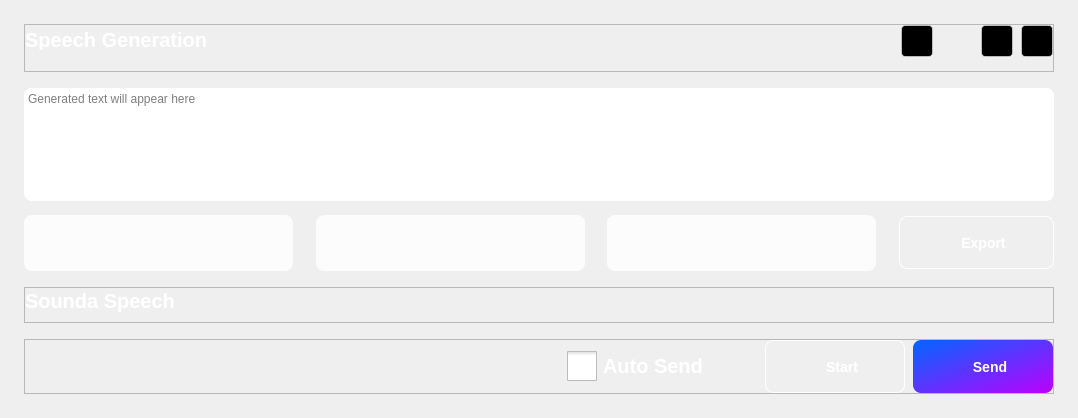
yechaoGitHub/AI, file ui/WSpeechGenerationUi.ui: the form before one commit.
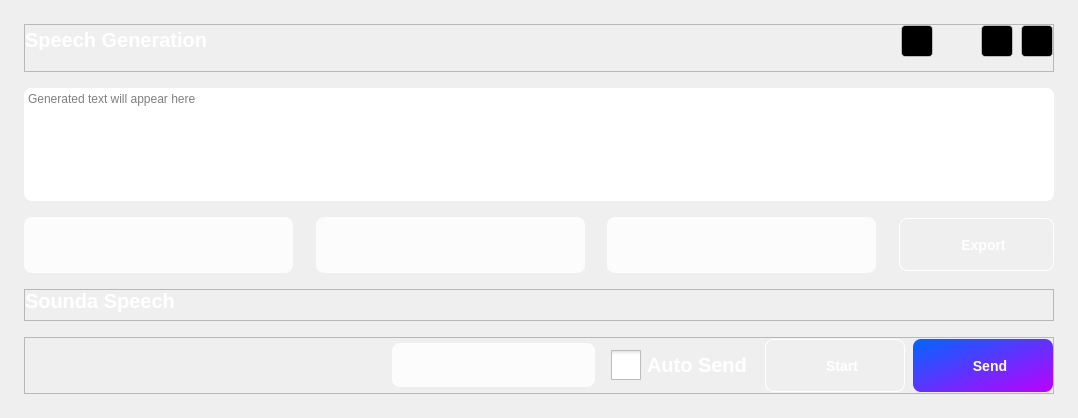
The form after the commit. Icons and pictures are not drawn. Custom widgets are drawn as their Qt base class.

Diff of the .ui file:
```diff
--- a/ui/WSpeechGenerationUi.ui
+++ b/ui/WSpeechGenerationUi.ui
@@ -799,13 +799,13 @@
      <property name="minimumSize">
       <size>
        <width>0</width>
-       <height>36</height>
+       <height>32</height>
       </size>
      </property>
      <property name="maximumSize">
       <size>
        <width>16777215</width>
-       <height>36</height>
+       <height>32</height>
       </size>
      </property>
      <property name="styleSheet">
@@ -887,13 +887,13 @@
         </property>
         <property name="minimumSize">
          <size>
-          <width>480</width>
+          <width>350</width>
           <height>44</height>
          </size>
         </property>
         <property name="maximumSize">
          <size>
-          <width>480</width>
+          <width>350</width>
           <height>44</height>
          </size>
         </property>
@@ -912,6 +912,102 @@
         </property>
        </spacer>
       </item>
+      <item>
+       <widget class="QWidget" name="widgetFrom" native="true">
+        <property name="sizePolicy">
+         <sizepolicy hsizetype="Preferred" vsizetype="Preferred">
+          <horstretch>0</horstretch>
+          <verstretch>0</verstretch>
+         </sizepolicy>
+        </property>
+        <property name="minimumSize">
+         <size>
+          <width>203</width>
+          <height>44</height>
+         </size>
+        </property>
+        <property name="maximumSize">
+         <size>
+          <width>203</width>
+          <height>44</height>
+         </size>
+        </property>
+        <property name="baseSize">
+         <size>
+          <width>0</width>
+          <height>0</height>
+         </size>
+        </property>
+        <property name="styleSheet">
+         <string notr="true">QWidget#widgetFrom
+{
+	background-color: rgba(255, 255, 255,80%);
+	border-radius:8px;
+}
+</string>
+        </property>
+        <layout class="QHBoxLayout" name="horizontalLayout_9">
+         <property name="topMargin">
+          <number>0</number>
+         </property>
+         <property name="bottomMargin">
+          <number>0</number>
+         </property>
+         <item>
+          <widget class="QComboBox" name="cbFrom">
+           <property name="minimumSize">
+            <size>
+             <width>0</width>
+             <height>40</height>
+            </size>
+           </property>
+           <property name="maximumSize">
+            <size>
+             <width>16777215</width>
+             <height>40</height>
+            </size>
+           </property>
+           <property name="styleSheet">
+            <string notr="true">QComboBox{
+	border:none;
+	background-color: rgba(255, 255, 255,0);
+}
+
+QComboBox::drop-down {
+    subcontrol-origin: padding;
+    subcontrol-position: top right;
+    width: 20px;
+    border-top-right-radius: 3px; /* same radius as the QComboBox */
+    border-bottom-right-radius: 3px;
+}
+
+QComboBox::down-arrow {
+	image: url(:/QtTest/icon/Speech/down.png);
+}
+
+QComboBox QAbstractItemView::item { 
+	min-height: 40px;
+}
+</string>
+           </property>
+          </widget>
+         </item>
+        </layout>
+       </widget>
+      </item>
+      <item>
+       <spacer name="horizontalSpacer_8">
+        <property name="orientation">
+         <enum>Qt::Horizontal</enum>
+        </property>
+        <property name="sizeHint" stdset="0">
+         <size>
+          <width>40</width>
+          <height>20</height>
+         </size>
+        </property>
+       </spacer>
+      </item>
       <item>
        <widget class="QCheckBox" name="cbAutoSend">
         <property name="styleSheet">
```
